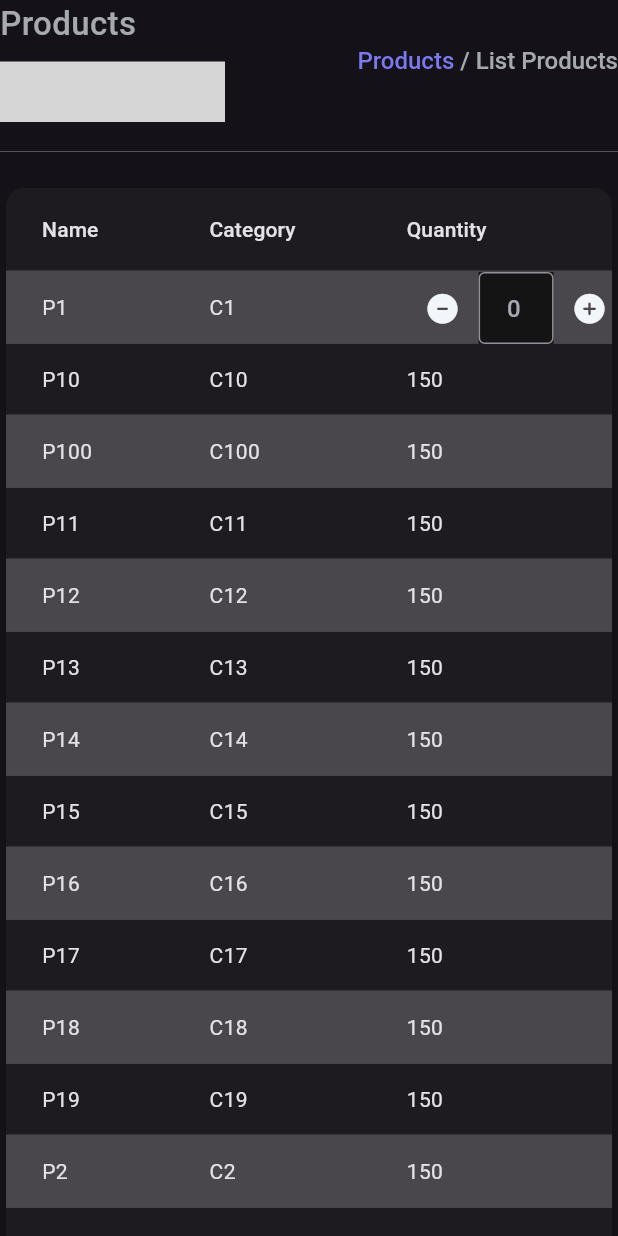
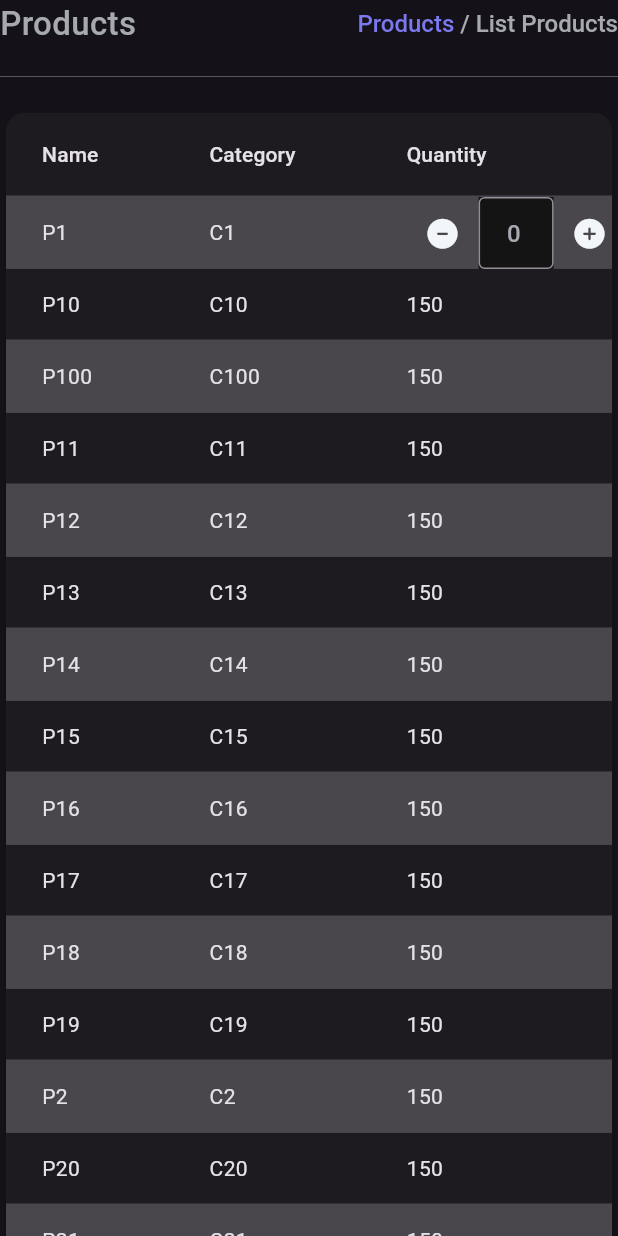
Before and after one commit to hafedh049/sql-client, a Flutter app: the SQLTable widget shown alone on an empty page, opened directly, after a tap on an icon or button, on a phone screen of 412 x 824 dp. Run offline on Flutter 3.47's test engine with Material 3 defaults, Android fonts, the phone set to English and light mode, and no system bars; our stand-ins replace data_table_2, date_format, flutter_animate, fluttertoast, google_fonts, icons_plus and 1 more; missing offline and left inert: animated_loading_border, flutter_animated_button; Roboto replaces fonts that are missing (Itim); grey boxes are pictures that could not be loaded.

Commit message:
Modified  lib/views/auth/side_menu.dart M  lib/views/home.dart M  lib/views/sql_table.dart

```diff
--- a/lib/views/home.dart
+++ b/lib/views/home.dart
@@ -1,5 +1,6 @@
 import 'package:flutter/material.dart';
 import 'package:sql_client/utils/shared.dart';
+import 'package:sql_client/views/auth/side_menu.dart';
 import 'package:sql_client/views/sql_table.dart';
 
 class Home extends StatefulWidget {
@@ -20,6 +21,7 @@ class _HomeState extends State<Home> {
           children: <Widget>[
             Expanded(child: SQLTable()),
             SizedBox(width: 20),
+            SideMenu(),
           ],
         ),
       ),
--- a/lib/views/sql_table.dart
+++ b/lib/views/sql_table.dart
@@ -1,6 +1,4 @@
 import 'package:flutter/material.dart';
-import 'package:flutter_animate/flutter_animate.dart';
-import 'package:flutter_animated_button/flutter_animated_button.dart';
 import 'package:google_fonts/google_fonts.dart';
 import '../utils/helpers/data_sources.dart';
 import '../utils/shared.dart';
@@ -101,38 +99,7 @@ class SQLTableState extends State<SQLTable> with RestorationMixin {
       children: <Widget>[
         Row(
           children: <Widget>[
-            Column(
-              crossAxisAlignment: CrossAxisAlignment.start,
-              mainAxisSize: MainAxisSize.min,
-              children: <Widget>[
-                Text("Products", style: GoogleFonts.itim(fontSize: 22, fontWeight: FontWeight.w500, color: greyColor)),
-                const SizedBox(height: 10),
-                AnimatedButton(
-                  width: 150,
-                  height: 40,
-                  text: 'UPDATE',
-                  selectedTextColor: darkColor,
-                  animatedOn: AnimatedOn.onHover,
-                  animationDuration: 500.ms,
-                  isReverse: true,
-                  selectedBackgroundColor: greenColor,
-                  backgroundColor: purpleColor,
-                  transitionType: TransitionType.TOP_TO_BOTTOM,
-                  textStyle: GoogleFonts.itim(fontSize: 16, fontWeight: FontWeight.w500, color: whiteColor),
-                  onPress: () {
-                    for (Product product in _productsDataSource.products) {
-                      if (product.selected) {
-                        product.quantity -= int.parse(product.cartController.text);
-                        product.cartController.text = "0";
-                        product.selected = false;
-                      }
-                    }
-                    _productSelections.setProductSelections(_productsDataSource.products);
-                    _productsDataSource.updateSelectedProducts(_productSelections);
-                  },
-                ),
-              ],
-            ),
+            Text("Products", style: GoogleFonts.itim(fontSize: 22, fontWeight: FontWeight.w500, color: greyColor)),
             const Spacer(),
             RichText(
               text: TextSpan(
```
Also changed, not shown: lib/views/auth/side_menu.dart (+67 -22 lines).
